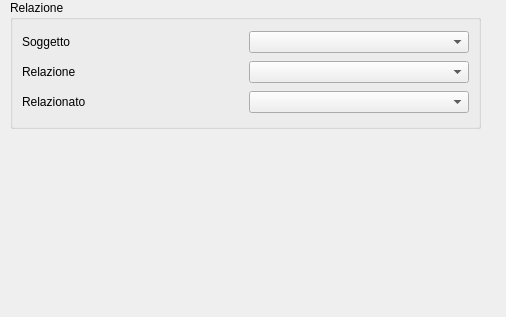
Above: src/com/axiastudio/suite/anagrafiche/forms/relazionesoggetto.ui from tizianolattisi/suitegda before the change. Below: the same form after it.
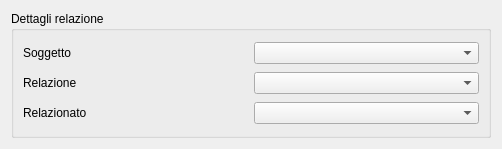
That is the form after the change. Custom widgets are drawn as their Qt base class.

Commit message: Adapter per risolvere l'ambiguità del soggetto nella relazione.

What changed in the file:
```diff
--- a/src/com/axiastudio/suite/anagrafiche/forms/relazionesoggetto.ui
+++ b/src/com/axiastudio/suite/anagrafiche/forms/relazionesoggetto.ui
@@ -6,24 +6,18 @@
    <rect>
     <x>0</x>
     <y>0</y>
-    <width>506</width>
-    <height>317</height>
+    <width>502</width>
+    <height>149</height>
    </rect>
   </property>
   <property name="windowTitle">
    <string>Relazione tra soggetti</string>
   </property>
+  <layout class="QVBoxLayout" name="verticalLayout">
+   <item>
   <widget class="QGroupBox" name="groupBox">
-   <property name="geometry">
-    <rect>
-     <x>10</x>
-     <y>0</y>
-     <width>471</width>
-     <height>129</height>
-    </rect>
-   </property>
    <property name="title">
-    <string>Relazione</string>
+      <string>Dettagli relazione</string>
    </property>
    <layout class="QGridLayout" name="gridLayout">
     <item row="0" column="0">
@@ -70,6 +64,8 @@
     </item>
    </layout>
   </widget>
+   </item>
+  </layout>
  </widget>
  <customwidgets>
   <customwidget>
```
Lines whose indentation alone changed are shown as unchanged. The commit also changes 3 other files.
